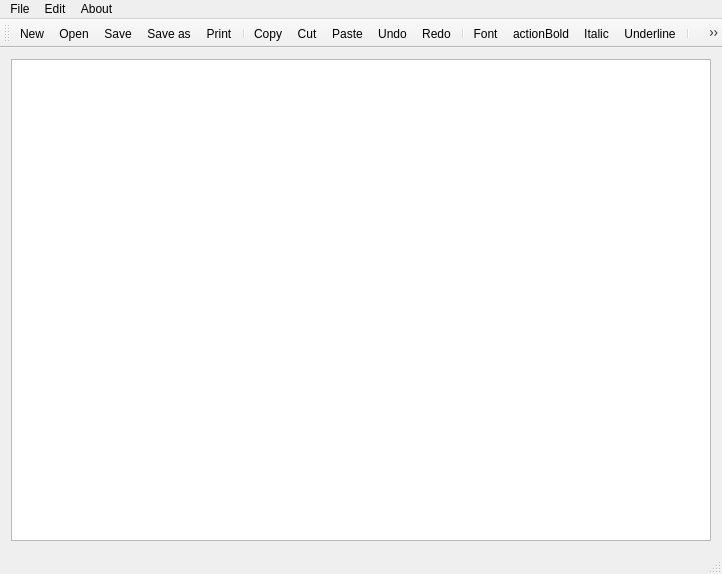
Qt form notepad.ui (ehvenimunis/notepad-app) before a commit.
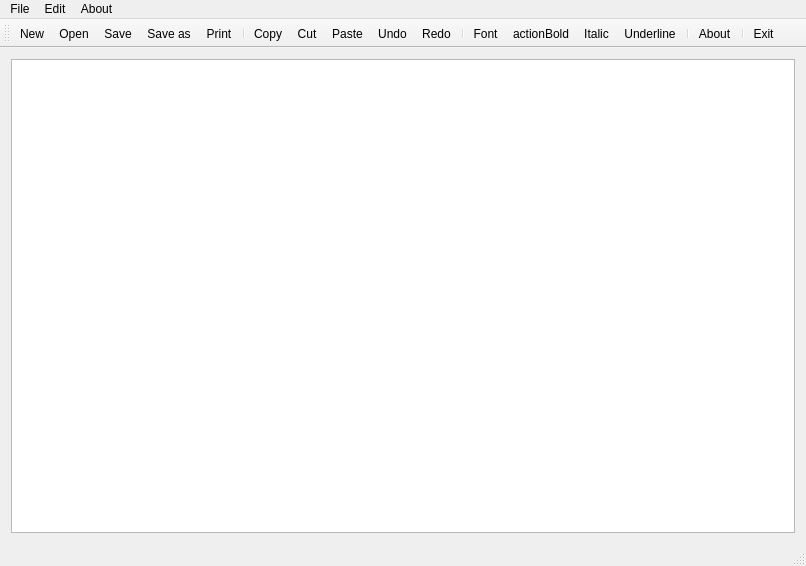
The same form after that commit. Icons and pictures are not drawn.

What changed in the file:
```diff
--- a/notepad.ui
+++ b/notepad.ui
@@ -9,8 +9,8 @@
    <rect>
     <x>0</x>
     <y>0</y>
-    <width>722</width>
-    <height>574</height>
+    <width>806</width>
+    <height>566</height>
    </rect>
   </property>
   <property name="cursor">
@@ -30,6 +30,9 @@
   </property>
   <widget class="QWidget" name="centralWidget">
    <layout class="QVBoxLayout" name="verticalLayout">
+    <property name="sizeConstraint">
+     <enum>QLayout::SetDefaultConstraint</enum>
+    </property>
     <item>
      <widget class="QTextEdit" name="textEdit">
       <property name="maximumSize">
@@ -47,7 +50,7 @@
     <rect>
      <x>0</x>
      <y>0</y>
-     <width>722</width>
+     <width>806</width>
      <height>25</height>
     </rect>
    </property>
```
